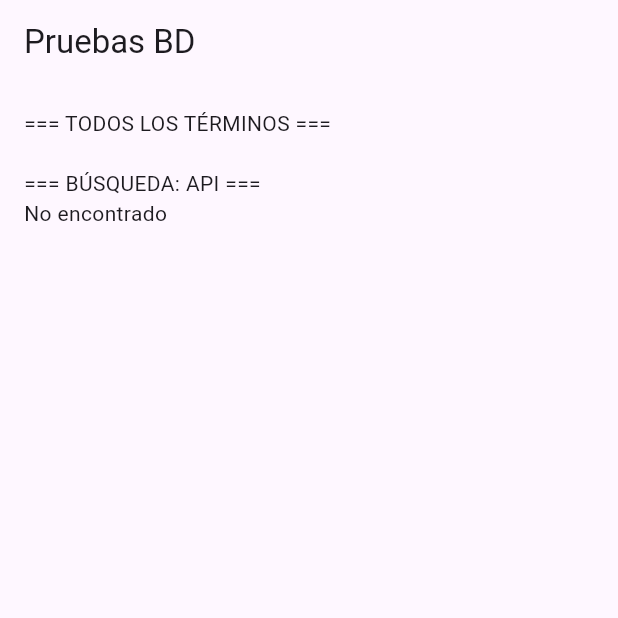
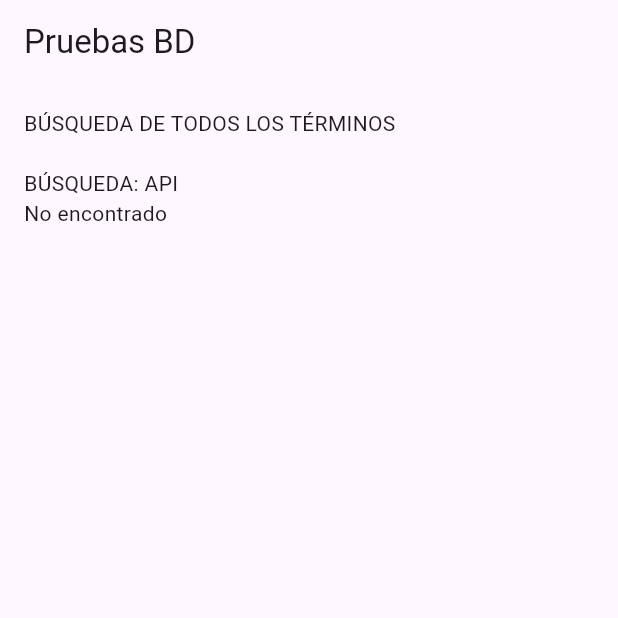
Before and after one commit to JMCS10/Glosario_Informatico, a Flutter app: the screen it shows after launch, on a phone screen of 412 x 824 dp, the top half of it. Run offline on Flutter 3.47's test engine with Material 3 defaults, Android fonts, the phone set to English and light mode, and no system bars; our stand-ins replace supabase_flutter; accounts and stored records are empty.

Commit message:
Consultas
Commit de consultas y mensajes en pantalla

```diff
--- a/lib/logica/glosario.dart
+++ b/lib/logica/glosario.dart
@@ -1,11 +1,11 @@
 import '../conexion.dart';
 import 'termino.dart';
 
-class Glosario {
+class Glosario{
   static const String _tabla = 'terminos';
 
-  static Future<List<String>> obtenerTodosLosNombres() async {
-    try {
+  static Future<List<String>> obtenerTodosLosNombres() async{
+    try{
       final response = await SupabaseConexion.client
           .from(_tabla)
           .select('nombretermino');
@@ -13,23 +13,22 @@ class Glosario {
       return (response as List)
           .map((item) => item['nombretermino'] as String)
           .toList();
-    } catch (e) {
+    }catch (e){
       return [];
     }
   }
 
-  static Future<Termino?> buscarTermino(String palabra) async {
-    try {
+  static Future<Termino?> buscarTermino(String palabra) async{
+    try{
       final response = await SupabaseConexion.client
           .from(_tabla)
           .select()
-          .ilike('nombretermino', '%$palabra%')
-          .limit(1);
+          .ilike('nombretermino', '%$palabra%');
 
-      if (response.isEmpty) return null;
+      if(response.isEmpty) return null;
 
-      return Termino.fromJson(response[0]);
-    } catch (e) {
+      return Termino.fromJson(response.first);
+    }catch (e){
       return null;
     }
   }
--- a/lib/pantallas/pantalla_pruebas.dart
+++ b/lib/pantallas/pantalla_pruebas.dart
@@ -22,13 +22,13 @@ class _PantallaPruebasState extends State<PantallaPruebas>{
     setState(() => resultado = "Cargando...");
 
     final todos = await Glosario.obtenerTodosLosNombres();
-    String textoTodos = "=== TODOS LOS TÉRMINOS ===\n";
-    for (var nombre in todos) {
+    String textoTodos = "BÚSQUEDA DE TODOS LOS TÉRMINOS\n";
+    for(var nombre in todos){
       textoTodos += "- $nombre\n";
     }
 
     final termino = await Glosario.buscarTermino("API");
-    String textoBusqueda = "\n=== BÚSQUEDA: API ===\n";
+    String textoBusqueda = "\nBÚSQUEDA: API\n";
     if(termino != null){
       textoBusqueda += "Nombre: ${termino.nombreTermino}\n";
       textoBusqueda += "Definición: ${termino.definicion}\n";
```
Also changed, not shown: lib/logica/termino.dart (+4 -4 lines).
